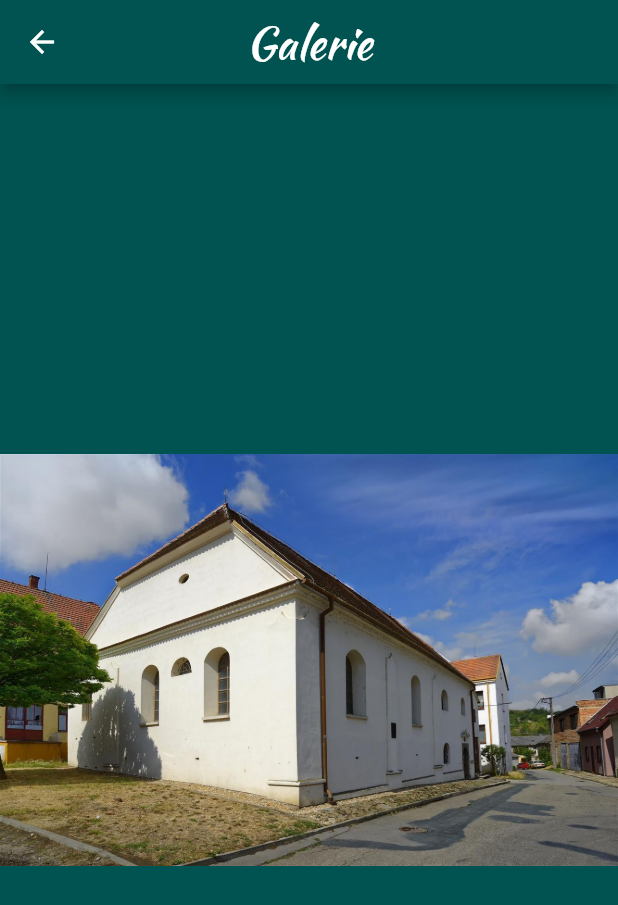
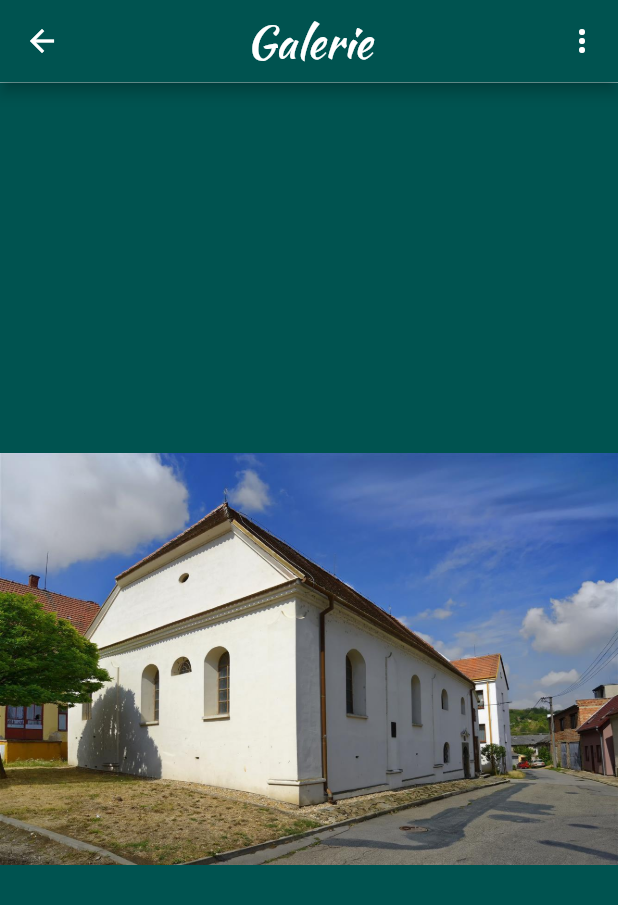
Before and after one commit to zowelu/dolni_kounice, a Flutter app: the GalleryPhotoViewPage screen opened directly, on a phone screen of 412 x 824 dp. Shown: the top 905 px of the screen. Run offline on Flutter 3.47's test engine with Material 2 defaults, Android fonts, the phone set to English and light mode, and no system bars; drawn by our look-alikes of photo_view; our stand-ins replace audioplayers.

Commit message:
init commit to development

```diff
--- a/lib/components/gallery_photo_view_page.dart
+++ b/lib/components/gallery_photo_view_page.dart
@@ -3,6 +3,7 @@ import 'package:photo_view/photo_view.dart';
 import 'package:photo_view/photo_view_gallery.dart';
 import 'package:mesto_pamatek/constants/constants.dart';
 import 'package:mesto_pamatek/components/image_gallery.dart';
+import 'package:mesto_pamatek/components/my_app_bar.dart';
 
 class GalleryPhotoViewPage extends StatelessWidget {
   ///Zobrazí gelarii obrázků, po zadání jména galerie se zobrazí galerie s obrázky z image_gallery.dart
@@ -13,24 +14,11 @@ class GalleryPhotoViewPage extends StatelessWidget {
   Widget build(BuildContext context) {
     List imageList = ImageGallery().getImageGallery(nameOfImageGallery);
     return Scaffold(
-      appBar: AppBar(
-        centerTitle: true,
-        backgroundColor: kBackgroundColor,
-        automaticallyImplyLeading: true,
-        leading: IconButton(
-          icon: Icon(
-            Icons.arrow_back,
-            color: Colors.white,
-          ),
-          onPressed: () {
-            Navigator.pop(context, '/audioGuide');
-          },
-        ),
-        title: Text(
-          'Galerie',
-          style: TextStyle(
-              fontFamily: kDefaultFontFamily, fontSize: kDefaultFontSizeHeader),
-        ),
+      appBar: PreferredSize(
+        preferredSize: Size.fromHeight(kDefaultMyAppBarHeight),
+        child: MyAppBar(tittleOfAppbar: 'Galerie', onPressedBackButton: () {
+          Navigator.pop(context);
+        },),
       ),
       body: PhotoViewGallery.builder(
         itemCount: imageList.length,
```
Also changed, not shown: lib/components/single_photo_view_page.dart (+6 -18 lines).
